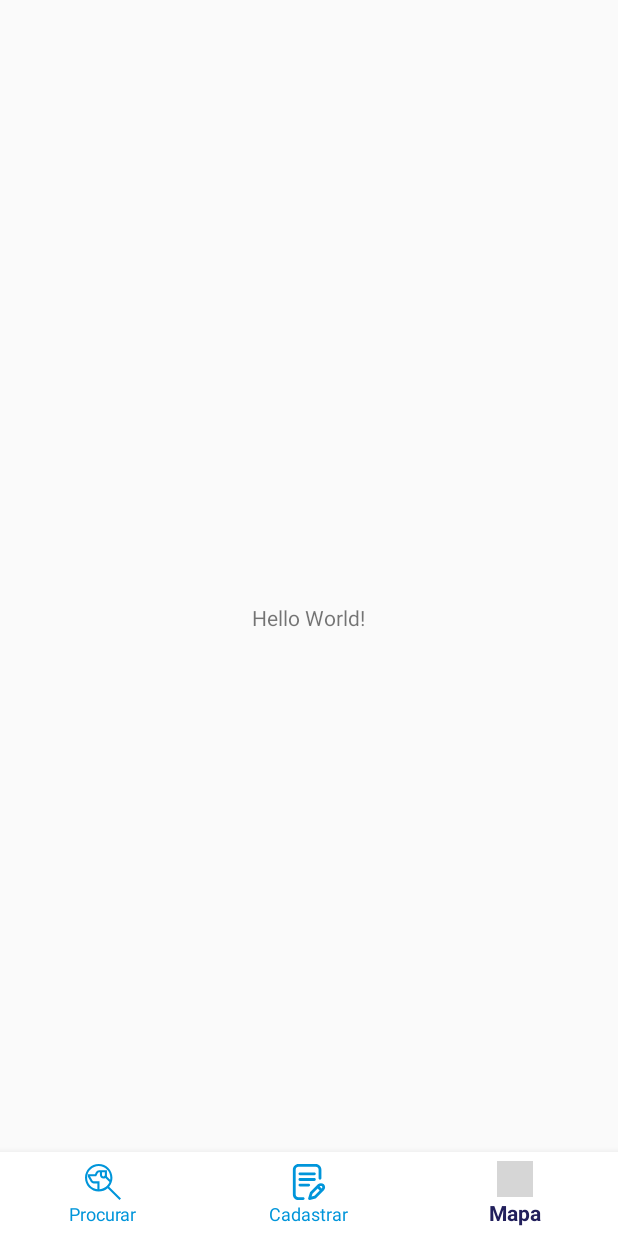
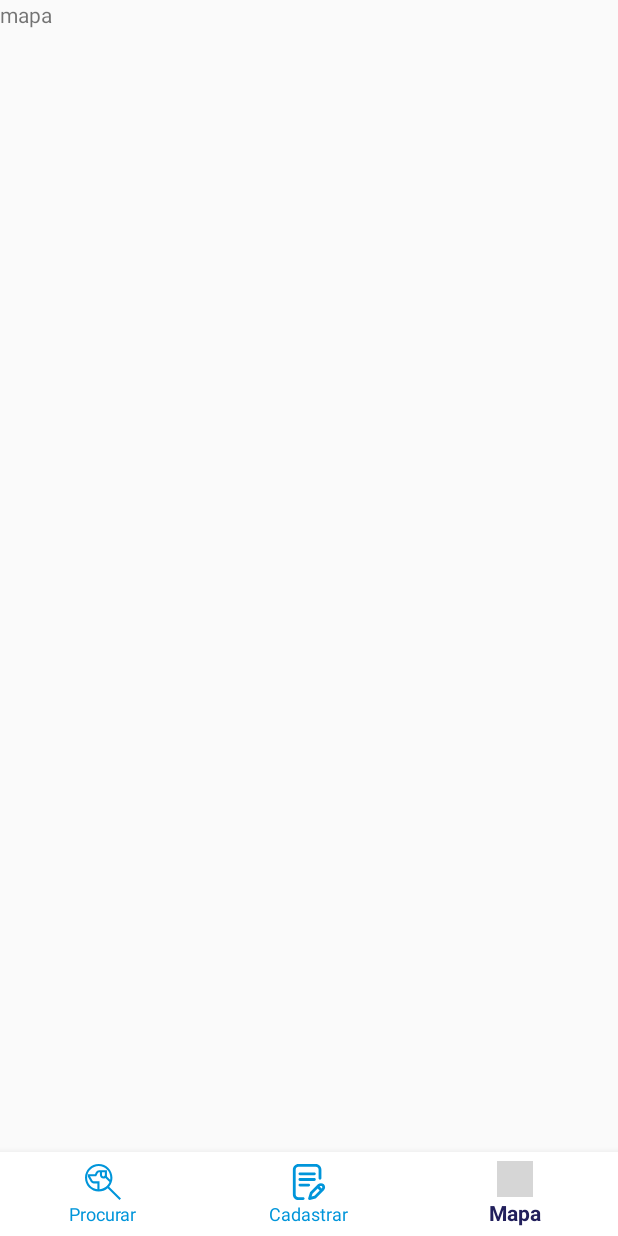
Before and after one commit to wilquerlima/If1001-Petetive, an Android app: the MainActivity screen opened directly, with no data from a screen before it, item 3 of the bottom bar chosen, on a phone screen of 412 x 824 dp. Run offline under Robolectric (Android 15) with nearby library versions, the phone set to English and light mode, and no system bars; grey boxes are pictures that could not be loaded.

Commit message:
criando e fazendo transições de fragment

```diff
--- a/Petetive/app/src/main/AndroidManifest.xml
+++ b/Petetive/app/src/main/AndroidManifest.xml
@@ -9,7 +9,7 @@
             android:roundIcon="@mipmap/ic_launcher_round"
             android:supportsRtl="true"
             android:theme="@style/AppTheme">
-        <activity android:name=".LoginActivity"
+        <activity android:name=".view.activity.LoginActivity"
                   android:screenOrientation="portrait">
             <intent-filter>
                 <action android:name="android.intent.action.MAIN"/>
@@ -17,7 +17,7 @@
                 <category android:name="android.intent.category.LAUNCHER"/>
             </intent-filter>
         </activity>
-        <activity android:name=".MainActivity"
+        <activity android:name=".view.activity.MainActivity"
                   android:screenOrientation="portrait"
                   android:theme="@style/AppTheme"/>
     </application>
--- a/Petetive/app/src/main/java/br/ufpe/cin/petetive/MainActivity.kt
+++ /dev/null
@@ -1,40 +0,0 @@
-package br.ufpe.cin.petetive
-
-import android.support.v7.app.AppCompatActivity
-import android.os.Bundle
-import android.support.design.widget.BottomNavigationView
-import android.view.Menu
-import android.view.MenuItem
-import android.widget.Toast
-import com.google.firebase.auth.FirebaseAuth
-import org.jetbrains.anko.toast
-
-class MainActivity : AppCompatActivity(), BottomNavigationView.OnNavigationItemSelectedListener {
-
-
-    var mBottomNav: BottomNavigationView? = null
-
-
-    override fun onCreate(savedInstanceState: Bundle?) {
-        super.onCreate(savedInstanceState)
-        setContentView(R.layout.activity_main)
-
-        mBottomNav = findViewById(R.id.bottom_navigation)
-        mBottomNav?.setOnNavigationItemSelectedListener(this)
-    }
-
-    override fun onNavigationItemSelected(p0: MenuItem): Boolean {
-        when (p0.itemId) {
-            R.id.menu_item_procurar -> toast("Procurar clicado").duration = Toast.LENGTH_LONG
-            R.id.menu_item_cadastrar -> toast("Cadastrar clicado").duration = Toast.LENGTH_LONG
-            R.id.menu_item_map -> toast("Mapa Clicado").duration = Toast.LENGTH_LONG
-        }
-        return true
-    }
-
-    override fun onCreateOptionsMenu(menu: Menu?): Boolean {
-        val inflater = menuInflater
-        inflater.inflate(R.menu.bottom_menu, menu)
-        return true
-    }
-}
--- /dev/null
+++ b/Petetive/app/src/main/java/br/ufpe/cin/petetive/view/activity/MainActivity.kt
@@ -0,0 +1,59 @@
+package br.ufpe.cin.petetive.view.activity
+
+import android.support.v7.app.AppCompatActivity
+import android.os.Bundle
+import android.support.design.widget.BottomNavigationView
+import android.view.Menu
+import android.view.MenuItem
+import br.ufpe.cin.petetive.R
+import br.ufpe.cin.petetive.view.fragment.CadastrarFragment
+import br.ufpe.cin.petetive.view.fragment.MapFragment
+import br.ufpe.cin.petetive.view.fragment.ProcurarFragment
+
+class MainActivity : AppCompatActivity(), BottomNavigationView.OnNavigationItemSelectedListener {
+
+
+    var mBottomNav: BottomNavigationView? = null
+
+
+    override fun onCreate(savedInstanceState: Bundle?) {
+        super.onCreate(savedInstanceState)
+        setContentView(R.layout.activity_main)
+
+        mBottomNav = findViewById(R.id.bottom_navigation)
+        mBottomNav?.setOnNavigationItemSelectedListener(this)
+
+        val firstFragment = ProcurarFragment()
+        supportFragmentManager.beginTransaction().add(R.id.framelayout, firstFragment).commit()
+    }
+
+    override fun onNavigationItemSelected(p0: MenuItem): Boolean {
+        when (p0.itemId) {
+            R.id.menu_item_procurar -> {
+                supportFragmentManager.beginTransaction().apply {
+                    replace(R.id.framelayout, ProcurarFragment())
+                    addToBackStack(null)
+                }.commit()
+            }
+            R.id.menu_item_cadastrar -> {
+                supportFragmentManager.beginTransaction().apply {
+                    replace(R.id.framelayout, CadastrarFragment())
+                    addToBackStack(null)
+                }.commit()
+            }
+            R.id.menu_item_map -> {
+                supportFragmentManager.beginTransaction().apply {
+                    replace(R.id.framelayout, MapFragment())
+                    addToBackStack(null)
+                }.commit()
+            }
+        }
+        return true
+    }
+
+    override fun onCreateOptionsMenu(menu: Menu?): Boolean {
+        val inflater = menuInflater
+        inflater.inflate(R.menu.bottom_menu, menu)
+        return true
+    }
+}
--- /dev/null
+++ b/Petetive/app/src/main/java/br/ufpe/cin/petetive/view/fragment/MapFragment.kt
@@ -0,0 +1,16 @@
+package br.ufpe.cin.petetive.view.fragment
+
+import android.os.Bundle
+import android.support.v4.app.Fragment
+import android.view.LayoutInflater
+import android.view.View
+import android.view.ViewGroup
+import br.ufpe.cin.petetive.R
+
+class MapFragment : Fragment(){
+
+    override fun onCreateView(inflater: LayoutInflater, container: ViewGroup?, savedInstanceState: Bundle?): View? {
+        val view = inflater.inflate(R.layout.map_fragment, container, false)
+        return view
+    }
+}
--- /dev/null
+++ b/Petetive/app/src/main/java/br/ufpe/cin/petetive/view/fragment/ProcurarFragment.kt
@@ -0,0 +1,21 @@
+package br.ufpe.cin.petetive.view.fragment
+
+import android.os.Bundle
+import android.support.v4.app.Fragment
+import android.support.v7.widget.RecyclerView
+import android.view.LayoutInflater
+import android.view.View
+import android.view.ViewGroup
+import br.ufpe.cin.petetive.R
+import kotlinx.android.synthetic.main.procurar_fragment.view.*
+
+class ProcurarFragment: Fragment() {
+
+    var rv: RecyclerView? = null
+
+    override fun onCreateView(inflater: LayoutInflater, container: ViewGroup?, savedInstanceState: Bundle?): View? {
+        val view: View = inflater.inflate(R.layout.procurar_fragment,container,false)
+        rv = view.recycle_procurar
+        return view
+    }
+}
--- a/Petetive/app/src/main/res/drawable/ic_email.xml
+++ b/Petetive/app/src/main/res/drawable/ic_email.xml
@@ -5,10 +5,10 @@
     android:viewportHeight="35">
     <path
         android:pathData="M42.375,0L5.625,0C2.523,0 0,2.505 0,5.585v23.83C0,32.495 2.523,35 5.625,35h36.75C45.477,35 48,32.495 48,29.415L48,5.585C48,2.505 45.477,0 42.375,0zM44.25,29.415a1.87,1.87 0,0 1,-1.875 1.862L5.625,31.277a1.87,1.87 0,0 1,-1.875 -1.862L3.75,5.585a1.87,1.87 0,0 1,1.875 -1.862h36.75a1.87,1.87 0,0 1,1.875 1.862v23.83z"
-        android:fillColor="#C6C6C6"
+        android:fillColor="#0095DA"
         android:fillType="nonZero" />
     <path
         android:pathData="M44.101,2L24.17,16.72 4.238,2 2,4.988 24.17,21.36 46.34,4.988z"
-        android:fillColor="#C6C6C6"
+        android:fillColor="#0095DA"
         android:fillType="nonZero" />
 </vector>
--- a/Petetive/app/src/main/res/drawable/ic_perfil.xml
+++ b/Petetive/app/src/main/res/drawable/ic_perfil.xml
@@ -5,6 +5,6 @@
     android:viewportHeight="48">
     <path
         android:pathData="M40.97,31.03a23.908,23.908 0,0 0,-9.12 -5.721c3.636,-2.504 6.025,-6.695 6.025,-11.434C37.875,6.225 31.651,0 24,0c-7.65,0 -13.875,6.224 -13.875,13.875 0,4.739 2.389,8.93 6.025,11.434a23.908,23.908 0,0 0,-9.12 5.72A23.843,23.843 0,0 0,0 48h3.75c0,-11.166 9.084,-20.25 20.25,-20.25S44.25,36.834 44.25,48H48c0,-6.41 -2.496,-12.438 -7.03,-16.97zM24,24c-5.583,0 -10.125,-4.542 -10.125,-10.125S18.417,3.75 24,3.75s10.125,4.542 10.125,10.125S29.583,24 24,24z"
-        android:fillColor="#C6C6C6"
+        android:fillColor="#0095DA"
         android:fillType="nonZero" />
 </vector>
--- a/Petetive/app/src/main/res/layout/activity_main.xml
+++ b/Petetive/app/src/main/res/layout/activity_main.xml
@@ -1,16 +1,19 @@
 <?xml version="1.0" encoding="utf-8"?>
-<FrameLayout
+<android.support.constraint.ConstraintLayout
         xmlns:android="http://schemas.android.com/apk/res/android"
         xmlns:tools="http://schemas.android.com/tools"
         xmlns:app="http://schemas.android.com/apk/res-auto"
         android:layout_width="match_parent"
         android:layout_height="match_parent">
 
-    <TextView
-            android:layout_width="wrap_content"
-            android:layout_height="wrap_content"
-            android:text="Hello World!"
-            android:layout_gravity="center"/>
+    <FrameLayout
+        android:id="@+id/framelayout"
+        android:layout_width="match_parent"
+        android:layout_height="0dp"
+        app:layout_constraintBottom_toTopOf="@+id/bottom_navigation"
+        app:layout_constraintTop_toTopOf="parent"
+        app:layout_constraintStart_toStartOf="parent"
+        app:layout_constraintEnd_toEndOf="parent" />
 
     <android.support.design.widget.BottomNavigationView
         android:id="@+id/bottom_navigation"
@@ -20,7 +23,10 @@
         android:background="@color/corSecundaria"
         app:itemIconTint="@drawable/bottom_navigation_colors"
         app:itemTextColor="@drawable/bottom_navigation_colors"
-            app:menu="@menu/bottom_menu"/>
+        app:menu="@menu/bottom_menu"
+        app:layout_constraintBottom_toBottomOf="parent"
+        app:layout_constraintStart_toStartOf="parent"
+        app:layout_constraintEnd_toEndOf="parent" />
 
 
-</FrameLayout>
+</android.support.constraint.ConstraintLayout>
--- a/Petetive/app/src/main/res/layout/login_activity.xml
+++ b/Petetive/app/src/main/res/layout/login_activity.xml
@@ -29,6 +29,7 @@
         android:drawablePadding="10dp"
         android:layout_marginEnd="20dp"
         android:theme="@style/editText_login"
+        android:textColor="@color/corPrimaria"
         android:paddingBottom="20dp"
         android:drawableStart="@drawable/ic_perfil"
         app:layout_constraintStart_toStartOf="parent"
@@ -45,13 +46,13 @@
         android:drawableStart="@drawable/ic_email"
         android:drawablePadding="10dp"
         android:theme="@style/editText_login"
+        android:textColor="@color/corPrimaria"
         android:paddingBottom="20dp"
         android:inputType="textPassword"
         android:layout_marginTop="10dp"
         app:layout_constraintTop_toBottomOf="@+id/edtEmail"
         app:layout_constraintEnd_toEndOf="@+id/edtEmail"
         app:layout_constraintStart_toStartOf="@+id/edtEmail" />
-
 
     <Button
         android:id="@+id/btn_email_sign_in"
@@ -80,7 +81,6 @@
         android:layout_width="match_parent"
         android:layout_height="wrap_content"
         android:visibility="gone"
-        android:layout_weight="1.0"
         android:text="Logout"
         android:layout_marginTop="8dp"
         app:layout_constraintTop_toBottomOf="@+id/btn_verify_email" />
@@ -89,7 +89,6 @@
         android:id="@+id/btn_verify_email"
         android:layout_width="match_parent"
         android:layout_height="wrap_content"
-        android:layout_weight="1.0"
         android:visibility="gone"
         android:text="Verify Email"
         android:layout_marginTop="8dp"
--- /dev/null
+++ b/Petetive/app/src/main/res/layout/map_fragment.xml
@@ -0,0 +1,12 @@
+<?xml version="1.0" encoding="utf-8"?>
+<android.support.constraint.ConstraintLayout xmlns:android="http://schemas.android.com/apk/res/android"
+    android:layout_width="match_parent"
+    android:layout_height="match_parent">
+
+
+    <TextView
+        android:layout_width="wrap_content"
+        android:layout_height="wrap_content"
+        android:text="mapa"/>
+
+</android.support.constraint.ConstraintLayout>
--- a/Petetive/app/src/main/res/values/styles.xml
+++ b/Petetive/app/src/main/res/values/styles.xml
@@ -21,7 +21,6 @@
     </style>
 
     <style name="editText_login">
-        <item name="android:textColor">@color/corPrimaria</item>
         <item name="colorControlActivated">@color/corPrimaria</item>
         <item name="colorControlHighlight">@color/corPrimaria</item>
     </style>
```
Also changed, not shown: Petetive/app/src/main/java/br/ufpe/cin/petetive/view/activity/LoginActivity.kt (renamed from Petetive/app/src/main/java/br/ufpe/cin/petetive/LoginActivity.kt, +17 -21 lines), Petetive/app/src/main/java/br/ufpe/cin/petetive/view/fragment/CadastrarFragment.kt (added, +16 -0 lines), Petetive/app/src/main/res/layout/cadastrar_fragment.xml (added, +11 -0 lines), Petetive/app/src/main/res/layout/procurar_fragment.xml (added, +17 -0 lines). Lines whose indentation alone changed are shown as unchanged.
